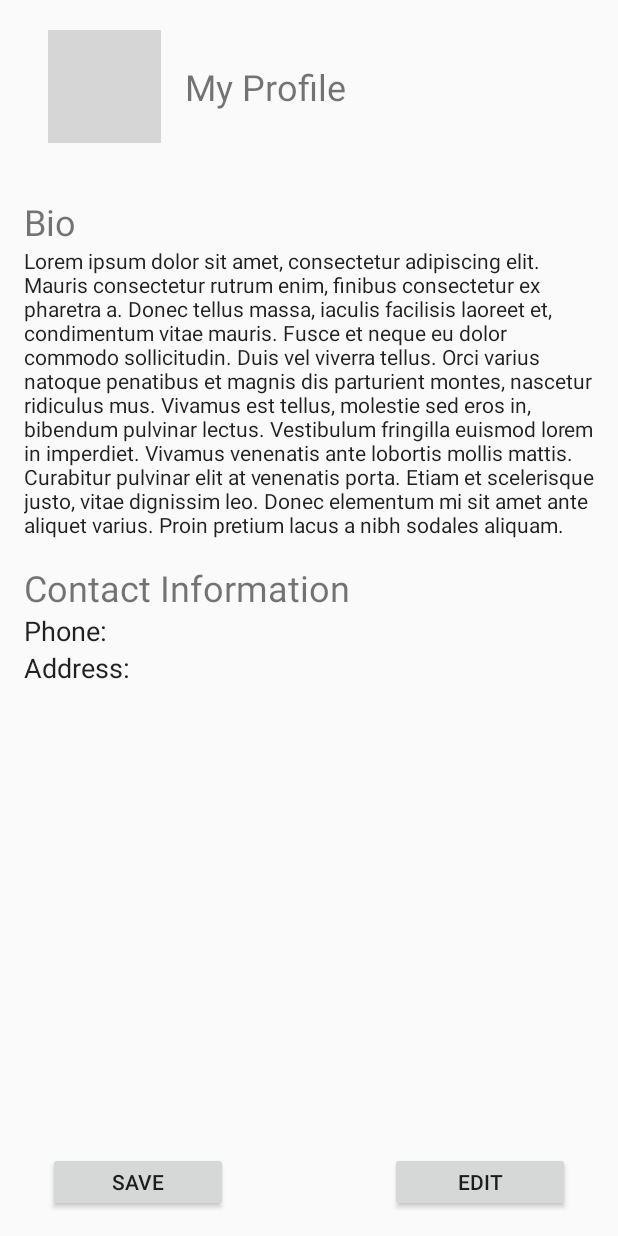
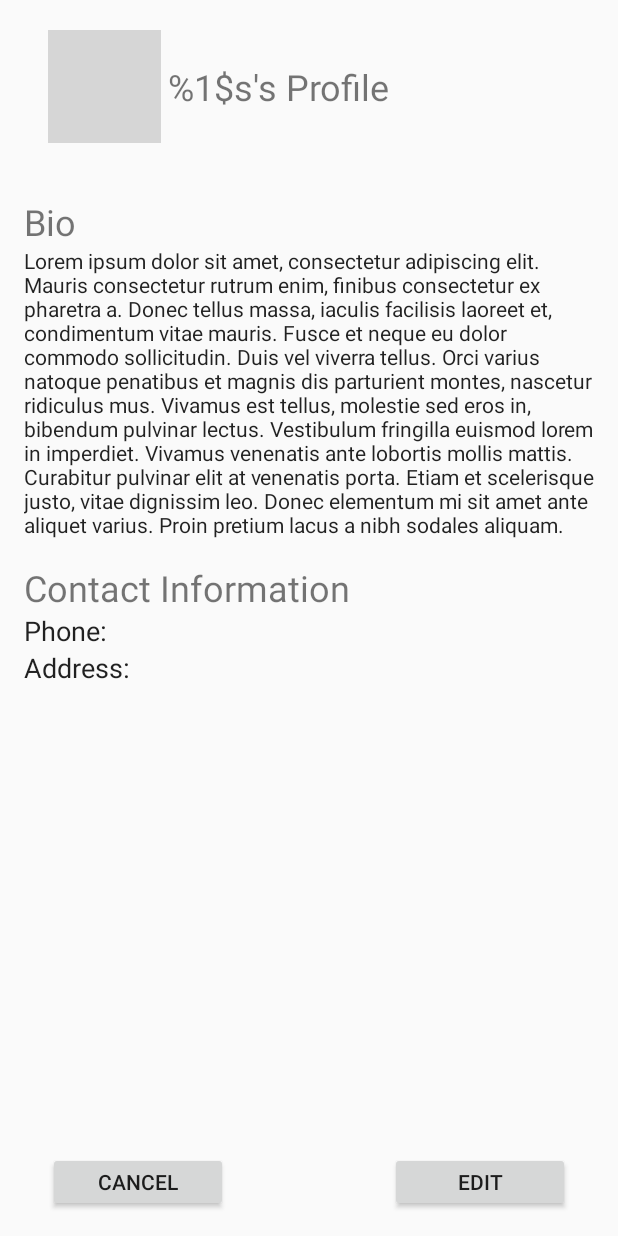
Before and after one commit to CMPUT301F20T05/CriEngine, an Android app: the layout activity_profile.xml on its own in the app's theme, with its tools: preview values and no code run, on a phone screen of 412 x 824 dp. Run offline under Robolectric (Android 15) with nearby library versions, the phone set to English and light mode, and no system bars; grey boxes are pictures that could not be loaded.

Commit message:
Feat: exchanged button location

```diff
--- a/client/app/src/main/res/layout/activity_profile.xml
+++ b/client/app/src/main/res/layout/activity_profile.xml
@@ -14,7 +14,7 @@
         android:layout_marginEnd="16dp"
         android:layout_marginBottom="16dp"
         android:orientation="vertical"
-        app:layout_constraintBottom_toTopOf="@+id/edit_cancel_button"
+        app:layout_constraintBottom_toTopOf="@+id/edit_save_button"
         app:layout_constraintEnd_toEndOf="parent"
         app:layout_constraintHorizontal_bias="0.9"
         app:layout_constraintStart_toStartOf="parent"
@@ -40,7 +40,7 @@
 
             <TextView
                 android:id="@+id/user_profile_text"
-                android:layout_width="0dp"
+                android:layout_width="wrap_content"
                 android:layout_height="wrap_content"
                 android:layout_marginStart="16dp"
                 android:layout_marginEnd="16dp"
@@ -103,7 +103,7 @@
     </LinearLayout>
 
     <Button
-        android:id="@+id/edit_cancel_button"
+        android:id="@+id/edit_save_button"
         android:layout_width="120sp"
         android:layout_height="40sp"
         android:layout_marginEnd="32dp"
@@ -113,12 +113,12 @@
         app:layout_constraintEnd_toEndOf="parent" />
 
     <Button
-        android:id="@+id/save_button"
+        android:id="@+id/cancel_button"
         android:layout_width="120sp"
         android:layout_height="40sp"
         android:layout_marginStart="32dp"
         android:layout_marginBottom="16dp"
-        android:text="@string/save_button"
+        android:text="@string/cancel_button"
         app:layout_constraintBottom_toBottomOf="parent"
         app:layout_constraintStart_toStartOf="parent" />
 
--- a/client/app/src/main/res/values/strings.xml
+++ b/client/app/src/main/res/values/strings.xml
@@ -1,6 +1,6 @@
 <resources>
     <string name="app_name">CriEngine</string>
-    <string name="user_profile_text">My Profile</string>
+    <string name="user_profile_text">%1$s\'s Profile</string>
     <string name="bio_header">Bio</string>
     <string name="contact_info">Contact Information</string>
     <string name="phone_text">Phone:</string>
```
Also changed, not shown: client/app/src/main/java/com/example/criengine/ProfileActivity.java (+19 -14 lines).
